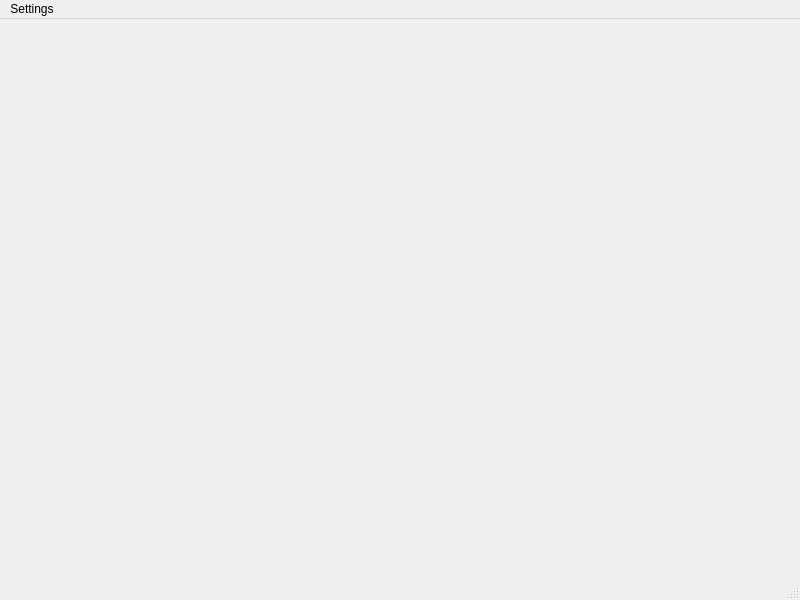
Before: the Qt Designer form qt5Ui/ui/Ui_MainWindowBase.ui in ArthurWuTW/docker-compose-management, drawn with Qt 5.
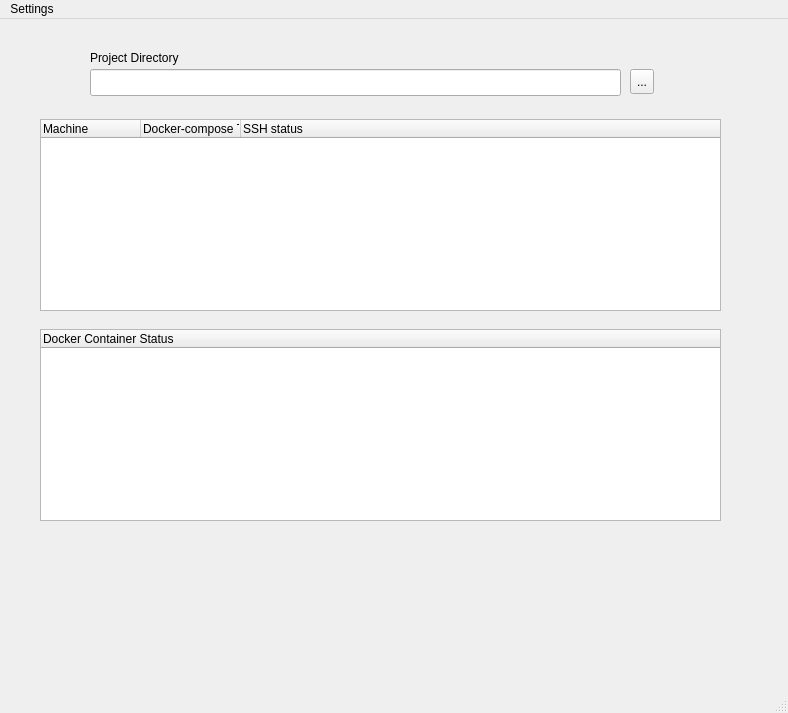
After: the same form once the commit is applied.

Commit message: mainwindow code gen

Patch:
```diff
--- a/qt5Ui/ui/Ui_MainWindowBase.ui
+++ b/qt5Ui/ui/Ui_MainWindowBase.ui
@@ -6,20 +6,97 @@
    <rect>
     <x>0</x>
     <y>0</y>
-    <width>800</width>
-    <height>600</height>
+    <width>788</width>
+    <height>713</height>
    </rect>
   </property>
   <property name="windowTitle">
    <string>MainWindow</string>
   </property>
-  <widget class="QWidget" name="centralwidget"/>
+  <widget class="QWidget" name="centralwidget">
+   <widget class="QTreeWidget" name="treeWidgetMachineStatus">
+    <property name="geometry">
+     <rect>
+      <x>40</x>
+      <y>100</y>
+      <width>681</width>
+      <height>192</height>
+     </rect>
+    </property>
+    <column>
+     <property name="text">
+      <string>Machine</string>
+     </property>
+    </column>
+    <column>
+     <property name="text">
+      <string>Docker-compose Type</string>
+     </property>
+    </column>
+    <column>
+     <property name="text">
+      <string>SSH status</string>
+     </property>
+    </column>
+   </widget>
+   <widget class="QToolButton" name="toolButtonProjectDir">
+    <property name="geometry">
+     <rect>
+      <x>630</x>
+      <y>50</y>
+      <width>24</width>
+      <height>25</height>
+     </rect>
+    </property>
+    <property name="text">
+     <string>...</string>
+    </property>
+   </widget>
+   <widget class="QLineEdit" name="lineEditProjectDir">
+    <property name="geometry">
+     <rect>
+      <x>90</x>
+      <y>50</y>
+      <width>531</width>
+      <height>27</height>
+     </rect>
+    </property>
+   </widget>
+   <widget class="QLabel" name="label">
+    <property name="geometry">
+     <rect>
+      <x>90</x>
+      <y>30</y>
+      <width>321</width>
+      <height>17</height>
+     </rect>
+    </property>
+    <property name="text">
+     <string>Project Directory</string>
+    </property>
+   </widget>
+   <widget class="QTreeWidget" name="treeWidgetDockerContainerStatus">
+    <property name="geometry">
+     <rect>
+      <x>40</x>
+      <y>310</y>
+      <width>681</width>
+      <height>192</height>
+     </rect>
+    </property>
+    <column>
+     <property name="text">
+      <string>Docker Container Status</string>
+     </property>
+    </column>
+   </widget>
+  </widget>
   <widget class="QMenuBar" name="menubar">
    <property name="geometry">
     <rect>
      <x>0</x>
      <y>0</y>
-     <width>800</width>
+     <width>788</width>
      <height>25</height>
     </rect>
    </property>
```
The commit also changes 1 other file.
